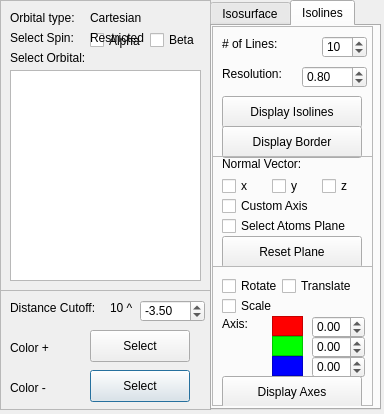
Molara-Lab/Molara, file src/molara/gui/mos_dialog.ui: the form before one commit.
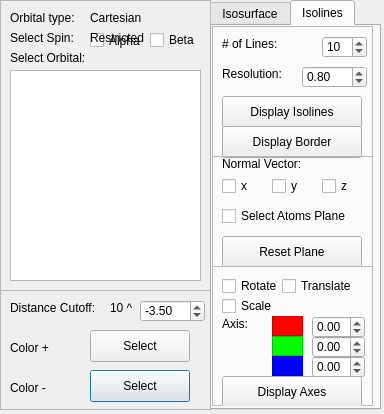
The form after the commit. The open tabs and pages were chosen to show the change.

Patch:
```diff
--- a/src/molara/gui/mos_dialog.ui
+++ b/src/molara/gui/mos_dialog.ui
@@ -600,24 +600,11 @@
         <string>Reset Plane</string>
        </property>
       </widget>
-      <widget class="QCheckBox" name="customAxisCheckBox">
-       <property name="geometry">
-        <rect>
-         <x>10</x>
-         <y>40</y>
-         <width>110</width>
-         <height>20</height>
-        </rect>
-       </property>
-       <property name="text">
-        <string>Custom Axis</string>
-       </property>
-      </widget>
       <widget class="QCheckBox" name="selectAtomsCheckBox">
        <property name="geometry">
         <rect>
          <x>10</x>
-         <y>60</y>
+         <y>50</y>
          <width>140</width>
          <height>20</height>
         </rect>
```
